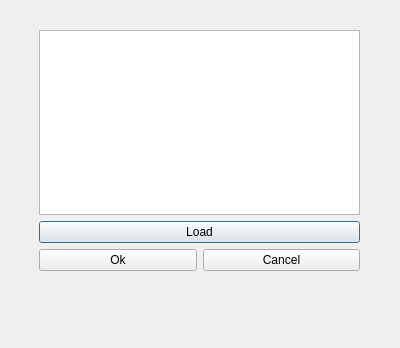
The window that c_ressource.ui (mariamko25/ProjetQT) describes before a commit, drawn with Qt 5.
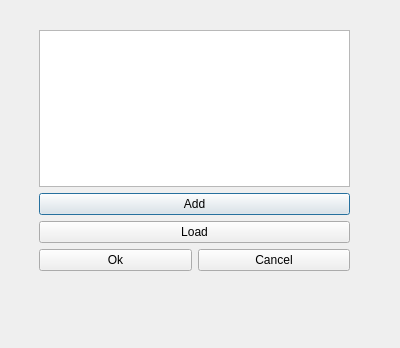
The same window after the commit.

```diff
--- a/c_ressource.ui
+++ b/c_ressource.ui
@@ -18,7 +18,7 @@
     <rect>
      <x>39</x>
      <y>30</y>
-     <width>321</width>
+     <width>311</width>
      <height>241</height>
     </rect>
    </property>
@@ -26,6 +26,13 @@
     <item>
      <widget class="QTableView" name="tableView"/>
     </item>
+    <item>
+     <widget class="QPushButton" name="Add">
+      <property name="text">
+       <string>Add</string>
+      </property>
+     </widget>
+    </item>
     <item>
      <widget class="QPushButton" name="Load">
       <property name="text">
```
